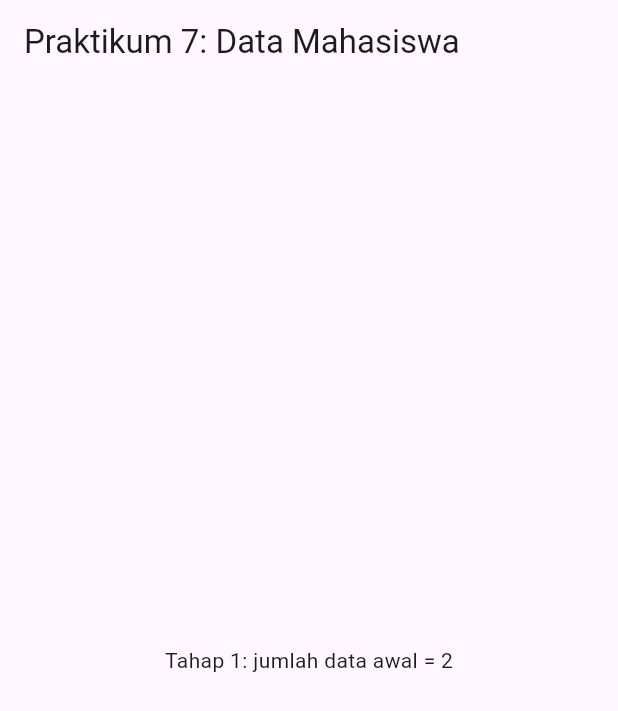
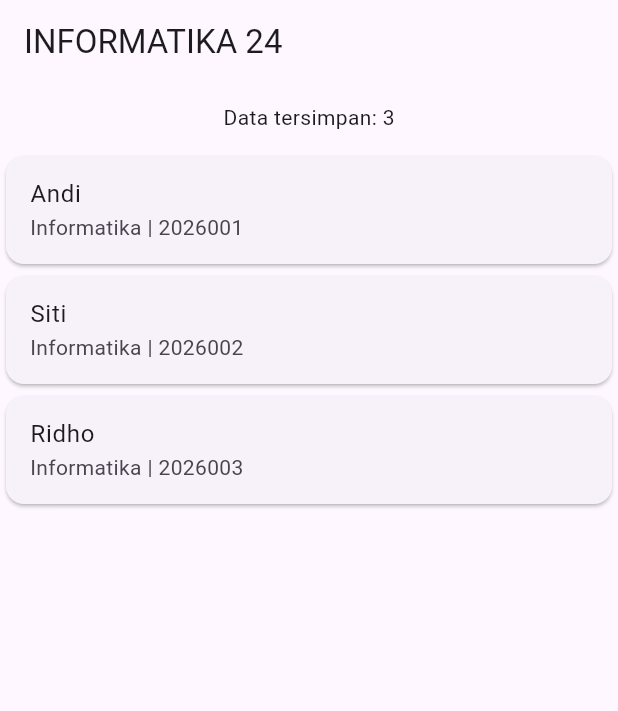
Before and after one commit to papoyy88/praktikum_flutter, a Flutter app: the screen it shows after launch, on a phone screen of 412 x 824 dp. Shown: the top 711 px of the screen. Run offline on Flutter 3.47's test engine with Material 3 defaults, Android fonts, the phone set to English and light mode, and no system bars.

Commit message:
Tahap 2: Menampilkan data mahasiswa dengan format prodi sebelum NIM

```diff
--- a/lib/main.dart
+++ b/lib/main.dart
@@ -18,18 +18,44 @@ class _MahasiswaPageState extends State<MahasiswaPage> {
 final List<Map<String, String>> mahasiswa = [
   {'id': '1', 'nim': '2026001', 'nama': 'Andi', 'prodi': 'Informatika'},
   {'id': '2', 'nim': '2026002', 'nama': 'Siti', 'prodi': 'Informatika'},
+  {'id': '3', 'nim': '2026003', 'nama': 'Ridho', 'prodi': 'Informatika'},
 ];
-int nextId = 3;
+int nextId = 4;
 
 @override
 Widget build(BuildContext context) {
   return Scaffold(
-    appBar: AppBar(title: const Text('Praktikum 7: Data Mahasiswa')),
+    appBar: AppBar(title: const Text('INFORMATIKA 24')),
     body:
 
-Center(child: Text(
-  'Tahap 1: jumlah data awal = ${mahasiswa.length}',
-)),
+Column(children: [
+
+Padding(
+  padding: const EdgeInsets.all(12),
+  child: Text('Data tersimpan: ${mahasiswa.length}'),
+),
+Expanded(
+  child: ListView.builder(
+    itemCount:
+
+mahasiswa.length,
+
+itemBuilder: (context, index) {
+  final item =
+
+mahasiswa[index];
+
+return Card(
+  child: ListTile(
+    title: Text(item['nama']!),
+    subtitle: Text('${item['prodi']} | ${item['nim']}'),
+
+          ),
+        );
+      },
+    ),
+  ),
+]),
 
     );
   }
```
